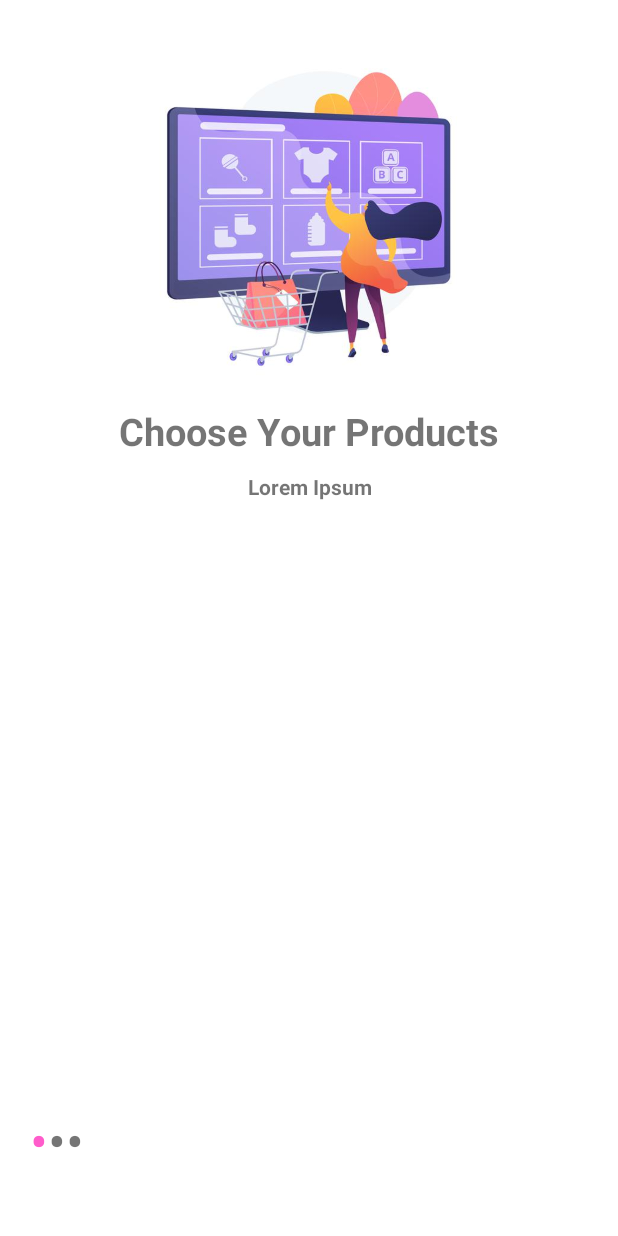
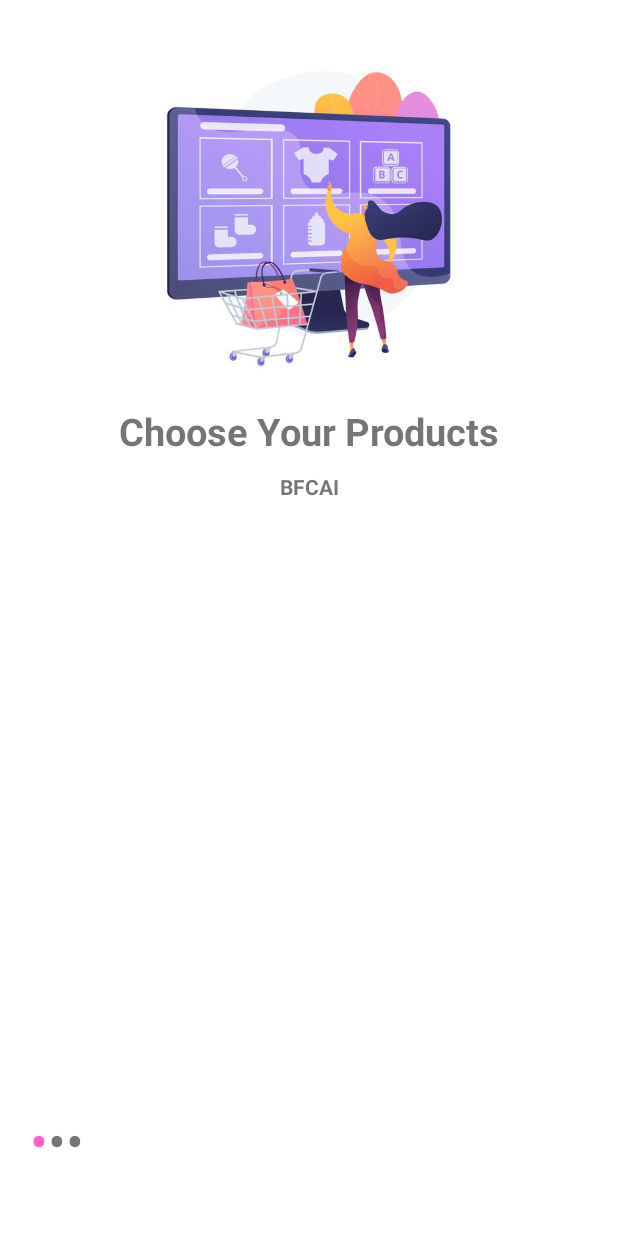
Before and after one commit to sherifRoshdy/ecommery-app-for-summer-training, an Android app: the screen it shows after launch (OnBoardingActivity), on a phone screen of 412 x 824 dp. Run offline under Robolectric (Android 15) with nearby library versions, the phone set to English and light mode, and no system bars; Roboto replaces fonts that are not available here.

Commit message:
no change

```diff
--- a/app/src/main/res/values/strings.xml
+++ b/app/src/main/res/values/strings.xml
@@ -10,7 +10,7 @@
     <string name="first_slide">Choose Your Products</string>
     <string name="second_slide">Fast Delivery</string>
     <string name="third_slide">Good service</string>
-    <string name="description">Lorem Ipsum</string>
+    <string name="description">BFCAI</string>
     <!-- TODO: Remove or change this placeholder text -->
     <string name="hello_blank_fragment">Hello blank fragment</string>
     <string name="payment">Continue to payment</string>
--- a/build.gradle
+++ b/build.gradle
@@ -5,13 +5,15 @@ buildscript {
         mavenCentral()
     }
     dependencies {
-        classpath "com.android.tools.build:gradle:4.1.3"
+        classpath 'com.android.tools.build:gradle:7.0.1'
         classpath 'com.google.gms:google-services:4.3.10'
 
         // NOTE: Do not place your application dependencies here; they belong
         // in the individual module build.gradle files
     }
 }
+
+
 
 allprojects {
     repositories {
@@ -21,6 +23,7 @@ allprojects {
     }
 }
 
+
 task clean(type: Delete) {
     delete rootProject.buildDir
 }
```
